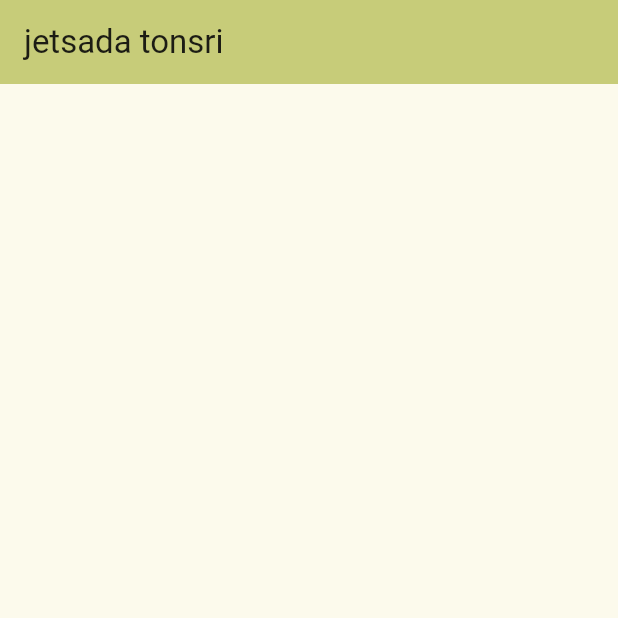
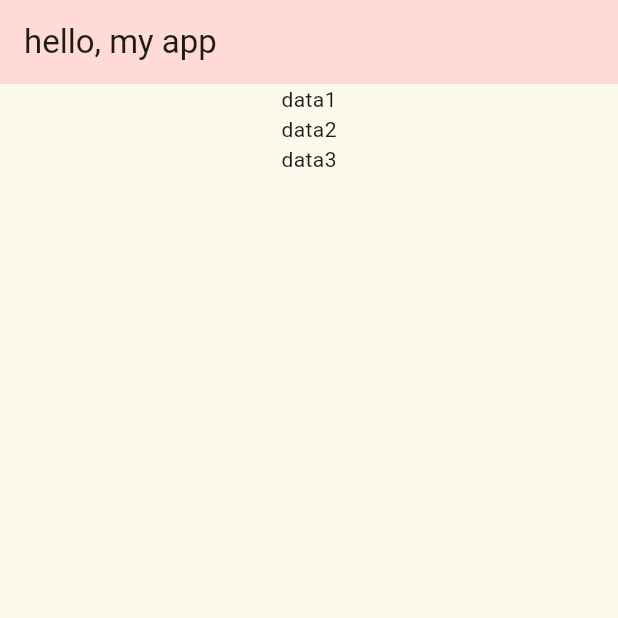
Before and after one commit to Lynnn01/flutter_apps, a Flutter app: the screen it shows after launch, on a phone screen of 412 x 824 dp, the top half of it. Run offline on Flutter 3.47's test engine with Material 3 defaults, Android fonts, the phone set to English and light mode, and no system bars.

Commit message:
Row and Column in Scaffold

```diff
--- a/lib/main.dart
+++ b/lib/main.dart
@@ -20,6 +20,7 @@ class MyApp extends StatelessWidget {
         useMaterial3: true,
       ),
       home: const MyHomePage(title: 'jetsada tonsri'),
+      debugShowCheckedModeBanner: false,
     );
   }
 }
--- a/lib/my_home_page.dart
+++ b/lib/my_home_page.dart
@@ -1,3 +1,5 @@
+// ignore_for_file: prefer_const_constructors
+
 import 'package:flutter/material.dart';
 
 class MyHomePage extends StatefulWidget {
@@ -14,15 +16,18 @@ class _MyHomePageState extends State<MyHomePage> {
   Widget build(BuildContext context) {
     return Scaffold(
       appBar: AppBar(
-        backgroundColor: Theme.of(context).colorScheme.inversePrimary,
-        title: Text(widget.title),
+        backgroundColor: Theme.of(context).colorScheme.errorContainer,
+        title: const Text("hello, my app"),
       ),
-      body: const Center(
-        child: Column(
-          mainAxisAlignment: MainAxisAlignment.center,
-          children: <Widget>[],
+      body: Center(
+        child: const Column(
+          children: [
+            Text("data1"),
+            Text("data2"),
+            Text("data3"),
+          ],
         ),
-      ), // This trailing comma makes auto-formatting nicer for build methods.
+      ),
     );
   }
 }
```
Also changed, not shown: 1 other file.
